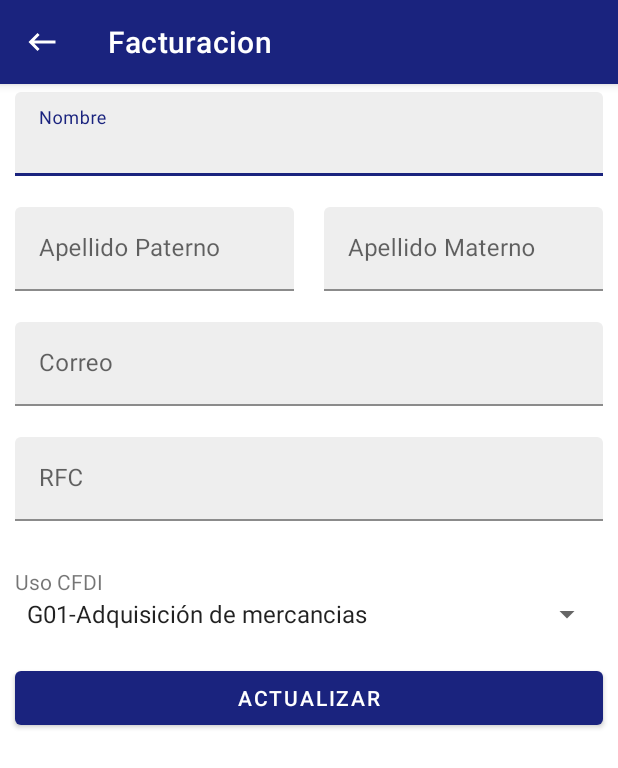
After one commit to ErickNavarrete/FacturacionAndroid, an Android app: the scrDatosCliente screen opened directly, with no data from a screen before it, on a phone screen of 412 x 824 dp. The commit adds this screen. Shown: the top 768 px of the screen. Run offline under Robolectric (Android 15) with nearby library versions, the phone set to English and light mode, and no system bars.

Commit message:
Envío de Facturas

```diff
--- a/FacturacionGas/app/src/main/java/facturacion/android/aplication/io/body/FacturaBody.java
+++ b/FacturacionGas/app/src/main/java/facturacion/android/aplication/io/body/FacturaBody.java
@@ -21,8 +21,9 @@ public class FacturaBody {
     private String rfc_cliente;
     private String nombre_cliente;
     private String uso_cfdi;
+    private String correo;
 
-    public FacturaBody(String folio_venta, String clave, double volumen, double monto, double precio_unitario, double ieps_gasolinas, String clave_sat, String u_med_sat, String u_med_v, int id_art, String condiciones_pago, String forma_pago, String metodo_pago, String cp_emisor, String rfc_emisor, String nombre_emisor, String regimen_fiscal, String rfc_cliente, String nombre_cliente, String uso_cfdi) {
+    public FacturaBody(String folio_venta, String clave, double volumen, double monto, double precio_unitario, double ieps_gasolinas, String clave_sat, String u_med_sat, String u_med_v, int id_art, String condiciones_pago, String forma_pago, String metodo_pago, String cp_emisor, String rfc_emisor, String nombre_emisor, String regimen_fiscal, String rfc_cliente, String nombre_cliente, String uso_cfdi, String correo) {
         this.folio_venta = folio_venta;
         this.clave = clave;
         this.volumen = volumen;
@@ -43,5 +44,6 @@ public class FacturaBody {
         this.rfc_cliente = rfc_cliente;
         this.nombre_cliente = nombre_cliente;
         this.uso_cfdi = uso_cfdi;
+        this.correo = correo;
     }
 }
--- /dev/null
+++ b/FacturacionGas/app/src/main/java/facturacion/android/aplication/scrDatosCliente.java
@@ -0,0 +1,95 @@
+package facturacion.android.aplication;
+
+import androidx.annotation.NonNull;
+import androidx.appcompat.app.AppCompatActivity;
+import androidx.appcompat.widget.Toolbar;
+
+import android.content.Intent;
+import android.os.Bundle;
+import android.view.MenuItem;
+import android.view.View;
+import android.widget.AdapterView;
+import android.widget.ArrayAdapter;
+import android.widget.Button;
+import android.widget.Spinner;
+import android.widget.Toast;
+
+import com.google.android.material.textfield.TextInputEditText;
+
+import java.util.Objects;
+
+import facturacion.android.aplication.io.response.ClienteResponse;
+
+public class scrDatosCliente extends AppCompatActivity implements AdapterView.OnItemSelectedListener  {
+
+    private Button btnActualiza;
+    private TextInputEditText tbNombre;
+    private TextInputEditText tbAP;
+    private TextInputEditText tbAM;
+    private TextInputEditText tbMail;
+    private TextInputEditText tbRFC;
+
+    private Spinner spinner;
+    private String cfdi_option;
+
+    private ClienteResponse usuario;
+    private ClienteResponse cliente;
+
+    @Override
+    protected void onCreate(Bundle savedInstanceState) {
+        super.onCreate(savedInstanceState);
+        setContentView(R.layout.activity_scr_datos_cliente);
+        setToolbar();
+
+        tbNombre = findViewById(R.id.tbNombre);
+        btnActualiza = findViewById(R.id.btnActualiza);
+        tbNombre = findViewById(R.id.tbNombre);
+        tbAP = findViewById(R.id.tbAP);
+        tbAM = findViewById(R.id.tbAM);
+        tbMail = findViewById(R.id.tbMail);
+        tbRFC = findViewById(R.id.tbRFC);
+        spinner = findViewById(R.id.sCFDI);
+
+        ArrayAdapter<CharSequence> adapter = ArrayAdapter.createFromResource(this,R.array.CFDI,android.R.layout.simple_spinner_item);
+        adapter.setDropDownViewResource(android.R.layout.simple_spinner_dropdown_item);
+        spinner.setAdapter(adapter);
+        spinner.setOnItemSelectedListener(this);
+
+    }
+
+    public void openClienteDialog(String campo, String hint){
+        ClienteDialog clienteDialog = new ClienteDialog(campo,hint);
+        clienteDialog.show(getSupportFragmentManager(),"Cliente");
+    }
+
+    private void setToolbar(){
+        Toolbar toolbar = findViewById(R.id.toolbar);
+        setSupportActionBar(toolbar);
+        getSupportActionBar().setHomeAsUpIndicator(R.drawable.ic_back);
+        getSupportActionBar().setDisplayHomeAsUpEnabled(true);
+    }
+
+    @Override
+    public boolean onOptionsItemSelected(@NonNull MenuItem item) {
+
+        switch (item.getItemId()){
+            case android.R.id.home:
+                Intent intent = new Intent(scrDatosCliente.this,scrMenu.class);
+                intent.setFlags(Intent.FLAG_ACTIVITY_NEW_TASK | Intent.FLAG_ACTIVITY_CLEAR_TASK);
+                startActivity(intent);
+                return true;
+        }
+
+        return super.onOptionsItemSelected(item);
+    }
+
+    @Override
+    public void onItemSelected(AdapterView<?> adapterView, View view, int i, long l) {
+
+    }
+
+    @Override
+    public void onNothingSelected(AdapterView<?> adapterView) {
+
+    }
+}
--- /dev/null
+++ b/FacturacionGas/app/src/main/res/layout/activity_scr_datos_cliente.xml
@@ -0,0 +1,181 @@
+<?xml version="1.0" encoding="utf-8"?>
+<androidx.drawerlayout.widget.DrawerLayout
+    xmlns:android="http://schemas.android.com/apk/res/android"
+    xmlns:app="http://schemas.android.com/apk/res-auto"
+    xmlns:tools="http://schemas.android.com/tools"
+    android:layout_width="match_parent"
+    android:layout_height="match_parent"
+    tools:context=".scrDatosCliente"
+    android:fitsSystemWindows="true">
+
+    <LinearLayout
+        android:layout_width="match_parent"
+        android:layout_height="match_parent"
+        android:orientation="vertical">
+
+        <include
+            android:id="@+id/toolbar"
+            layout="@layout/toolbar"
+            />
+
+        <com.google.android.material.textfield.TextInputLayout
+            android:layout_width="match_parent"
+            android:layout_height="wrap_content"
+            android:layout_marginTop="5dp"
+            android:layout_marginLeft="10dp"
+            android:layout_marginRight="10dp"
+
+            app:errorEnabled="true"
+            app:boxBackgroundColor="#eeeeee"
+            android:hint="Nombre">
+
+            <com.google.android.material.textfield.TextInputEditText
+                android:id="@+id/tbNombre"
+                android:background="@null"
+                android:layout_width="match_parent"
+                android:layout_height="wrap_content"
+                android:inputType="textPersonName"/>
+
+        </com.google.android.material.textfield.TextInputLayout>
+
+        <LinearLayout
+            android:layout_width="match_parent"
+            android:layout_height="wrap_content"
+            android:orientation="horizontal"
+            android:gravity="center"
+            android:baselineAligned="false">
+
+            <LinearLayout
+                android:layout_width="wrap_content"
+                android:layout_height="wrap_content"
+                android:orientation="vertical"
+                android:layout_gravity="center"
+                android:layout_weight="1">
+
+                <com.google.android.material.textfield.TextInputLayout
+                    android:layout_width="match_parent"
+                    android:layout_height="wrap_content"
+
+                    android:layout_marginLeft="10dp"
+                    android:layout_marginRight="10dp"
+                    app:errorEnabled="true"
+                    app:boxBackgroundColor="#eeeeee"
+                    android:hint="Apellido Paterno">
+
+                    <com.google.android.material.textfield.TextInputEditText
+                        android:id="@+id/tbAP"
+                        android:background="@null"
+                        android:layout_width="match_parent"
+                        android:layout_height="wrap_content"
+                        android:minLines="1"
+                        android:maxLines="1"
+                        android:inputType="textPersonName"/>
+
+                </com.google.android.material.textfield.TextInputLayout>
+
+            </LinearLayout>
+
+            <LinearLayout
+                android:layout_width="wrap_content"
+                android:layout_height="wrap_content"
+                android:orientation="vertical"
+                android:layout_gravity="center"
+                android:layout_weight="1">
+
+                <com.google.android.material.textfield.TextInputLayout
+                    android:layout_width="match_parent"
+                    android:layout_height="wrap_content"
+
+                    android:layout_marginLeft="10dp"
+                    android:layout_marginRight="10dp"
+                    app:errorEnabled="true"
+                    app:boxBackgroundColor="#eeeeee"
+                    android:hint="Apellido Materno">
+
+                    <com.google.android.material.textfield.TextInputEditText
+                        android:id="@+id/tbAM"
+                        android:background="@null"
+                        android:layout_width="match_parent"
+                        android:layout_height="wrap_content"
+                        android:inputType="textPersonName"
+                        android:minLines="1"
+                        android:maxLines="1"/>
+
+                </com.google.android.material.textfield.TextInputLayout>
+
+            </LinearLayout>
+        </LinearLayout>
+
+        <com.google.android.material.textfield.TextInputLayout
+            android:layout_width="match_parent"
+            android:layout_height="wrap_content"
+
+            android:layout_marginLeft="10dp"
+            android:layout_marginRight="10dp"
+            app:errorEnabled="true"
+            app:boxBackgroundColor="#eeeeee"
+            android:hint="Correo">
+
+            <com.google.android.material.textfield.TextInputEditText
+                android:id="@+id/tbMail"
+                android:background="@null"
+                android:layout_width="match_parent"
+                android:layout_height="wrap_content"
+                android:inputType="textPersonName"
+                android:minLines="1"
+                android:maxLines="1"/>
+
+        </com.google.android.material.textfield.TextInputLayout>
+
+        <com.google.android.material.textfield.TextInputLayout
+            android:layout_width="match_parent"
+            android:layout_height="wrap_content"
+
+            android:layout_marginLeft="10dp"
+            android:layout_marginRight="10dp"
+            app:errorEnabled="true"
+            app:boxBackgroundColor="#eeeeee"
+            android:hint="RFC">
+
+            <com.google.android.material.textfield.TextInputEditText
+                android:id="@+id/tbRFC"
+                android:background="@null"
+                android:layout_width="match_parent"
+                android:layout_height="wrap_content"
+                android:inputType="textCapCharacters"
+                android:minLines="1"
+                android:maxLines="1"/>
+
+        </com.google.android.material.textfield.TextInputLayout>
+
+        <TextView
+            android:layout_width="match_parent"
+            android:layout_height="wrap_content"
+            android:text="Uso CFDI"
+            android:layout_marginTop="10dp"
+            android:layout_marginLeft="10dp"
+            android:layout_marginRight="10dp"
+            />
+
+        <Spinner
+            android:id="@+id/sCFDI"
+            android:layout_width="match_parent"
+            android:layout_height="wrap_content"
+            android:layout_marginLeft="10dp"
+            android:layout_marginRight="10dp"
+            android:layout_marginBottom="10dp">
+        </Spinner>
+
+        <Button
+            android:id="@+id/btnActualiza"
+            android:layout_marginTop="10dp"
+            android:layout_marginLeft="10dp"
+            android:layout_marginRight="10dp"
+            android:layout_width="match_parent"
+            android:layout_height="wrap_content"
+            android:layout_gravity="bottom"
+            android:text="Actualizar" />
+
+    </LinearLayout>
+
+</androidx.drawerlayout.widget.DrawerLayout>
--- a/FacturacionGas/app/src/main/res/layout/activity_scr_menu.xml
+++ b/FacturacionGas/app/src/main/res/layout/activity_scr_menu.xml
@@ -43,7 +43,8 @@
                 android:minLines="1"
                 android:maxLines="1"
                 android:layout_width="match_parent"
-                android:layout_height="wrap_content"/>
+                android:layout_height="wrap_content"
+                android:inputType="textPersonName"/>
 
         </com.google.android.material.textfield.TextInputLayout>
 
--- a/FacturacionGas/app/src/main/res/xml/network_security_config.xml
+++ b/FacturacionGas/app/src/main/res/xml/network_security_config.xml
@@ -2,5 +2,6 @@
 <network-security-config>
     <domain-config cleartextTrafficPermitted="true">
         <domain includeSubdomains="true">contago.dynns.com</domain>
+        <domain includeSubdomains="true">192.168.15.12</domain>
     </domain-config>
 </network-security-config>
```
Also changed, not shown: FacturacionGas/app/src/main/AndroidManifest.xml (+6 -3 lines), FacturacionGas/app/src/main/java/facturacion/android/aplication/ClienteDialog.java (added, +59 -0 lines), FacturacionGas/app/src/main/java/facturacion/android/aplication/Registro.java (+37 -1 lines), FacturacionGas/app/src/main/java/facturacion/android/aplication/io/MyApiAdapter.java (+9 -1 lines), FacturacionGas/app/src/main/java/facturacion/android/aplication/scrFactura.java (+44 -1 lines), FacturacionGas/app/src/main/java/facturacion/android/aplication/scrLogin.java (+55 -1 lines), FacturacionGas/app/src/main/java/facturacion/android/aplication/scrMenu.java (+53 -1 lines), FacturacionGas/app/src/main/res/layout/activity_registro.xml (+6 -1 lines), FacturacionGas/app/src/main/res/layout/activity_scr_login.xml (+4 -3 lines), FacturacionGas/app/src/main/res/layout/resource_file.xml (added, +28 -0 lines).
